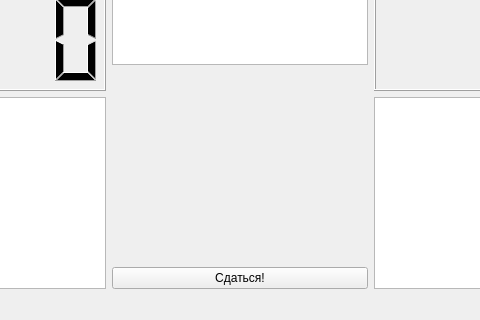
Qt form racingForm.ui (Anna-Sent/qblokus2) before a commit; both pictures show x 543 to 1023 and y 350 to 670 of the 1182 by 670 pixel window.
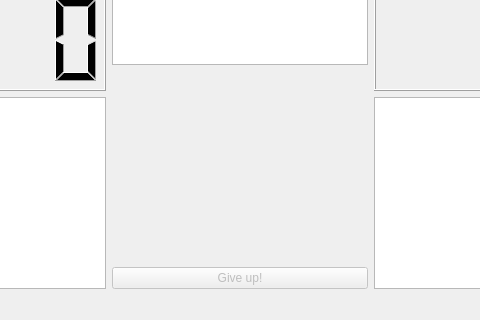
The same form after that commit.

Patch:
```diff
--- a/racingForm.ui
+++ b/racingForm.ui
@@ -84,8 +84,11 @@
       </item>
       <item row="4" column="1">
        <widget class="QPushButton" name="pbSurrender">
+        <property name="enabled">
+         <bool>false</bool>
+        </property>
         <property name="text">
-         <string>Сдаться!</string>
+         <string>Give up!</string>
         </property>
        </widget>
       </item>
```
